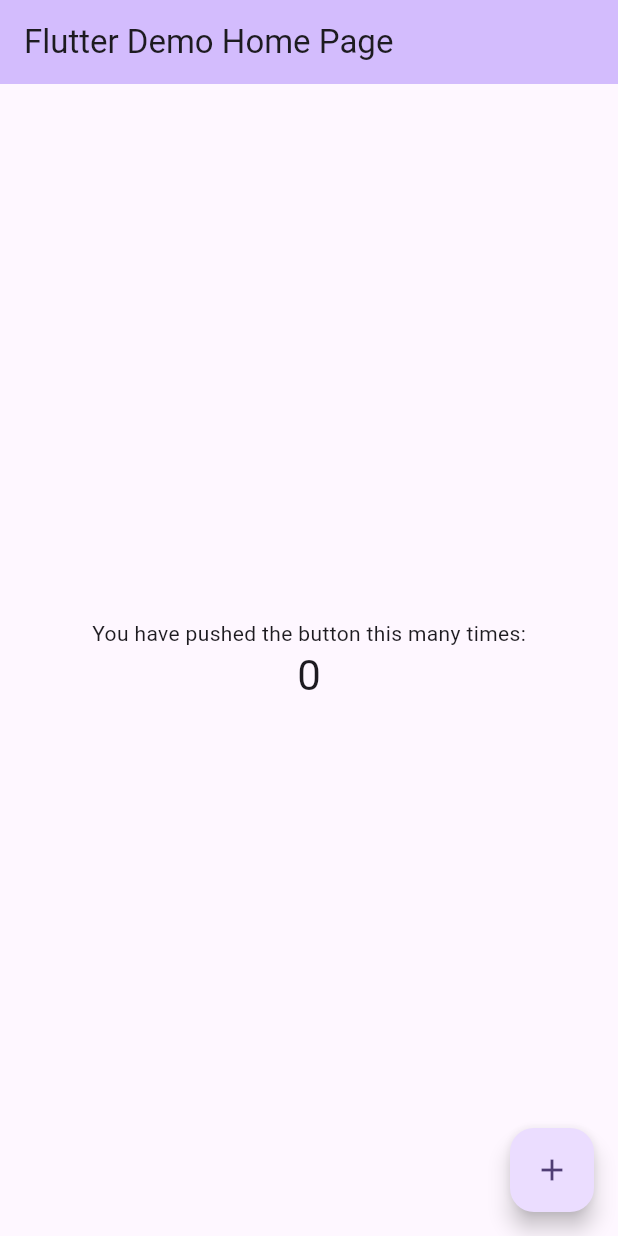
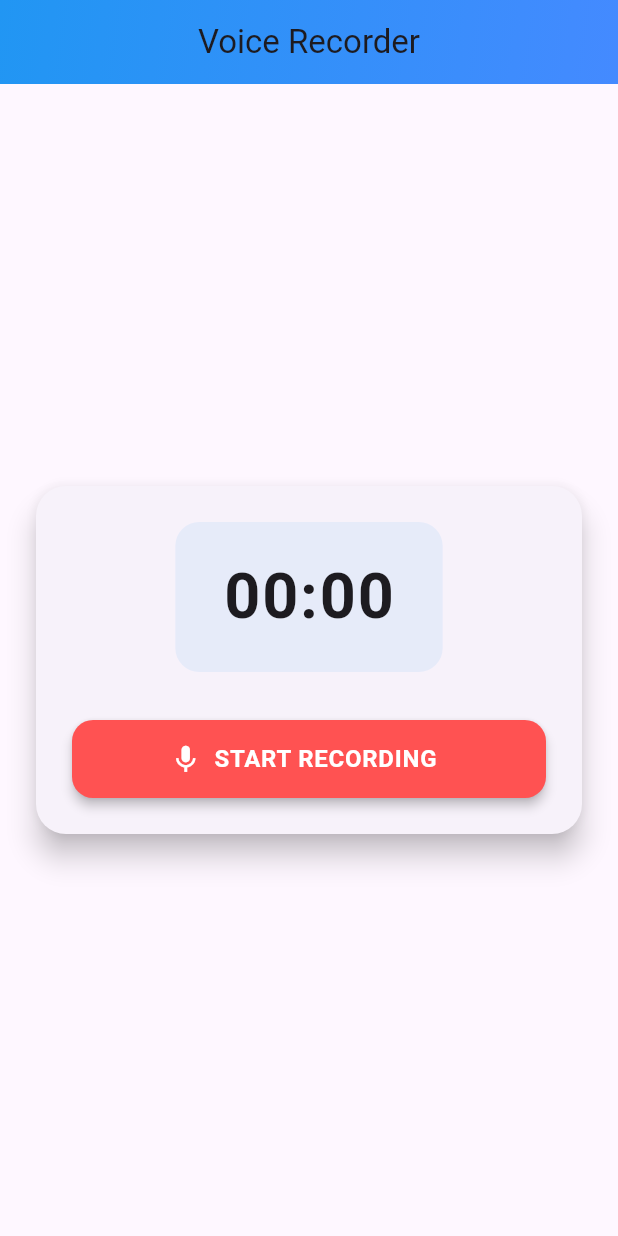
Before and after one commit to Excelsior-Technologies-Community/flutter_voice_recoder, a Flutter app: the screen it shows after launch, on a phone screen of 412 x 824 dp. Run offline on Flutter 3.47's test engine with Material 3 defaults, Android fonts, the phone set to English and light mode, and no system bars; our stand-ins replace permission_handler; missing offline and left inert: flutter_sound.

Commit message:
Voice Recorder

```diff
--- a/lib/main.dart
+++ b/lib/main.dart
@@ -1,122 +1,262 @@
+import 'dart:io';
+
 import 'package:flutter/material.dart';
+import 'package:flutter_voice_recoder/voice_recorder_plus.dart';
 
-void main() {
-  runApp(const MyApp());
+void main() => runApp(
+  const MaterialApp(home: RecorderDemo(), debugShowCheckedModeBanner: false),
+);
+
+class RecorderDemo extends StatefulWidget {
+  const RecorderDemo({super.key});
+
+  @override
+  State<RecorderDemo> createState() => _RecorderDemoState();
 }
 
-class MyApp extends StatelessWidget {
-  const MyApp({super.key});
-
-  // This widget is the root of your application.
-  @override
-  Widget build(BuildContext context) {
-    return MaterialApp(
-      title: 'Flutter Demo',
-      theme: ThemeData(
-        // This is the theme of your application.
-        //
-        // TRY THIS: Try running your application with "flutter run". You'll see
-        // the application has a purple toolbar. Then, without quitting the app,
-        // try changing the seedColor in the colorScheme below to Colors.green
-        // and then invoke "hot reload" (save your changes or press the "hot
-        // reload" button in a Flutter-supported IDE, or press "r" if you used
-        // the command line to start the app).
-        //
-        // Notice that the counter didn't reset back to zero; the application
-        // state is not lost during the reload. To reset the state, use hot
-        // restart instead.
-        //
-        // This works for code too, not just values: Most code changes can be
-        // tested with just a hot reload.
-        colorScheme: .fromSeed(seedColor: Colors.deepPurple),
-      ),
-      home: const MyHomePage(title: 'Flutter Demo Home Page'),
-    );
-  }
-}
-
-class MyHomePage extends StatefulWidget {
-  const MyHomePage({super.key, required this.title});
-
-  // This widget is the home page of your application. It is stateful, meaning
-  // that it has a State object (defined below) that contains fields that affect
-  // how it looks.
-
-  // This class is the configuration for the state. It holds the values (in this
-  // case the title) provided by the parent (in this case the App widget) and
-  // used by the build method of the State. Fields in a Widget subclass are
-  // always marked "final".
-
-  final String title;
+class _RecorderDemoState extends State<RecorderDemo> {
+  late final VoiceRecorder recorder;
+  RecorderState state = RecorderState.initial();
+  bool _isInitialized = false;
 
   @override
-  State<MyHomePage> createState() => _MyHomePageState();
-}
+  void initState() {
+    super.initState();
+    _initRecorder();
+  }
 
-class _MyHomePageState extends State<MyHomePage> {
-  int _counter = 0;
+  Future<void> _initRecorder() async {
+    recorder = VoiceRecorder();
 
-  void _incrementCounter() {
-    setState(() {
-      // This call to setState tells the Flutter framework that something has
-      // changed in this State, which causes it to rerun the build method below
-      // so that the display can reflect the updated values. If we changed
-      // _counter without calling setState(), then the build method would not be
-      // called again, and so nothing would appear to happen.
-      _counter++;
+    await recorder.initialize();
+
+    recorder.stateStream.listen((s) {
+      if (mounted) {
+        setState(() => state = s);
+      }
     });
+
+    setState(() => _isInitialized = true);
   }
 
   @override
   Widget build(BuildContext context) {
-    // This method is rerun every time setState is called, for instance as done
-    // by the _incrementCounter method above.
-    //
-    // The Flutter framework has been optimized to make rerunning build methods
-    // fast, so that you can just rebuild anything that needs updating rather
-    // than having to individually change instances of widgets.
+    if (!_isInitialized) {
+      return const Scaffold(body: Center(child: CircularProgressIndicator()));
+    }
+
     return Scaffold(
       appBar: AppBar(
-        // TRY THIS: Try changing the color here to a specific color (to
-        // Colors.amber, perhaps?) and trigger a hot reload to see the AppBar
-        // change color while the other colors stay the same.
-        backgroundColor: Theme.of(context).colorScheme.inversePrimary,
-        // Here we take the value from the MyHomePage object that was created by
-        // the App.build method, and use it to set our appbar title.
-        title: Text(widget.title),
+        title: const Text('Voice Recorder'),
+        centerTitle: true,
+        elevation: 0,
+        backgroundColor: Colors.transparent,
+        flexibleSpace: Container(
+          decoration: const BoxDecoration(
+            gradient: LinearGradient(
+              colors: [Colors.blue, Colors.blueAccent],
+              begin: Alignment.topLeft,
+              end: Alignment.bottomRight,
+            ),
+          ),
+        ),
       ),
-      body: Center(
-        // Center is a layout widget. It takes a single child and positions it
-        // in the middle of the parent.
-        child: Column(
-          // Column is also a layout widget. It takes a list of children and
-          // arranges them vertically. By default, it sizes itself to fit its
-          // children horizontally, and tries to be as tall as its parent.
-          //
-          // Column has various properties to control how it sizes itself and
-          // how it positions its children. Here we use mainAxisAlignment to
-          // center the children vertically; the main axis here is the vertical
-          // axis because Columns are vertical (the cross axis would be
-          // horizontal).
-          //
-          // TRY THIS: Invoke "debug painting" (choose the "Toggle Debug Paint"
-          // action in the IDE, or press "p" in the console), to see the
-          // wireframe for each widget.
-          mainAxisAlignment: .center,
+      body: Padding(
+        padding: const EdgeInsets.all(20),
+        child: Center(
+          child: Card(
+            elevation: 8,
+            shape: RoundedRectangleBorder(
+              borderRadius: BorderRadius.circular(20),
+            ),
+            child: Padding(
+              padding: const EdgeInsets.all(24),
+              child: Column(
+                mainAxisSize: MainAxisSize.min,
+                children: [
+                  // Timer box
+                  Container(
+                    padding: const EdgeInsets.symmetric(
+                      vertical: 20,
+                      horizontal: 32,
+                    ),
+                    decoration: BoxDecoration(
+                      color: Colors.blue.withOpacity(0.08),
+                      borderRadius: BorderRadius.circular(16),
+                    ),
+                    child: Text(
+                      _formatDuration(state.durationMs),
+                      style: const TextStyle(
+                        fontSize: 42,
+                        fontWeight: FontWeight.bold,
+                        letterSpacing: 1.2,
+                      ),
+                    ),
+                  ),
+
+                  const SizedBox(height: 32),
+
+                  // Buttons
+                  if (state.isIdle)
+                    _wideButton(
+                      icon: Icons.mic,
+                      label: 'START RECORDING',
+                      color: Colors.redAccent,
+                      onTap: _startRecording,
+                    ),
+
+                  if (state.isRecording) ...[
+                    _wideButton(
+                      icon: Icons.pause,
+                      label: 'PAUSE',
+                      color: Colors.orange,
+                      onTap: _pauseRecording,
+                    ),
+                    const SizedBox(height: 12),
+                    _wideButton(
+                      icon: Icons.stop,
+                      label: 'STOP',
+                      color: Colors.red,
+                      onTap: _stopRecording,
+                    ),
+                  ],
+
+                  if (state.isPaused) ...[
+                    _wideButton(
+                      icon: Icons.play_arrow,
+                      label: 'RESUME',
+                      color: Colors.green,
+                      onTap: _resumeRecording,
+                    ),
+                    const SizedBox(height: 12),
+                    _wideButton(
+                      icon: Icons.stop,
+                      label: 'STOP',
+                      color: Colors.red,
+                      onTap: _stopRecording,
+                    ),
+                  ],
+                ],
+              ),
+            ),
+          ),
+        ),
+      ),
+    );
+  }
+
+  Widget _wideButton({
+    required IconData icon,
+    required String label,
+    required Color color,
+    required VoidCallback onTap,
+  }) {
+    return SizedBox(
+      width: double.infinity,
+      height: 52,
+      child: ElevatedButton.icon(
+        onPressed: onTap,
+        icon: Icon(icon, size: 22),
+        label: Text(
+          label,
+          style: const TextStyle(
+            fontSize: 16,
+            fontWeight: FontWeight.w600,
+            letterSpacing: 0.5,
+          ),
+        ),
+        style: ElevatedButton.styleFrom(
+          backgroundColor: color,
+          foregroundColor: Colors.white,
+          shape: RoundedRectangleBorder(
+            borderRadius: BorderRadius.circular(14),
+          ),
+          elevation: 3,
+        ),
+      ),
+    );
+  }
+
+  Future<void> _startRecording() async {
+    final dir = Directory('/storage/emulated/0/Music/VoiceRecorder');
+
+    if (!await dir.exists()) {
+      await dir.create(recursive: true);
+    }
+
+    final path =
+        '${dir.path}/recording_${DateTime.now().millisecondsSinceEpoch}.m4a';
+
+    await recorder.start(filePath: path);
+  }
+
+  Future<void> _pauseRecording() async {
+    await recorder.pause();
+  }
+
+  Future<void> _resumeRecording() async {
+    await recorder.resume();
+  }
+
+  Future<void> _stopRecording() async {
+    final result = await recorder.stop();
+
+    ScaffoldMessenger.of(context).showSnackBar(
+      SnackBar(
+        duration: const Duration(seconds: 5),
+        behavior: SnackBarBehavior.floating,
+        margin: const EdgeInsets.all(10),
+        shape: RoundedRectangleBorder(borderRadius: BorderRadius.circular(12)),
+        content: Row(
+          crossAxisAlignment: CrossAxisAlignment.start,
           children: [
-            const Text('You have pushed the button this many times:'),
-            Text(
-              '$_counter',
-              style: Theme.of(context).textTheme.headlineMedium,
+            const Icon(Icons.check_circle, color: Colors.green),
+            const SizedBox(width: 12),
+            Expanded(
+              child: Column(
+                mainAxisSize: MainAxisSize.min,
+                crossAxisAlignment: CrossAxisAlignment.start,
+                children: [
+                  const Text(
+                    'Recording Saved',
+                    style: TextStyle(fontWeight: FontWeight.bold, fontSize: 16),
+                  ),
+                  const SizedBox(height: 4),
+                  Text('Duration: ${_formatDuration(result.durationMs)}'),
+                  Text('Size: ${_formatFileSize(result.fileSizeBytes)}'),
+                  Text(
+                    result.filePath,
+                    maxLines: 1,
+                    overflow: TextOverflow.ellipsis,
+                    style: const TextStyle(fontSize: 12),
+                  ),
+                ],
+              ),
             ),
           ],
         ),
       ),
-      floatingActionButton: FloatingActionButton(
-        onPressed: _incrementCounter,
-        tooltip: 'Increment',
-        child: const Icon(Icons.add),
-      ),
     );
+
+    debugPrint('Saved to: ${result.filePath}');
+  }
+
+  String _formatDuration(int ms) {
+    final seconds = (ms ~/ 1000) % 60;
+    final minutes = (ms ~/ 60000);
+    return '${minutes.toString().padLeft(2, '0')}:'
+        '${seconds.toString().padLeft(2, '0')}';
+  }
+
+  String _formatFileSize(int bytes) {
+    if (bytes < 1024) return '$bytes B';
+    if (bytes < 1024 * 1024) return '${(bytes / 1024).toStringAsFixed(1)} KB';
+    return '${(bytes / (1024 * 1024)).toStringAsFixed(1)} MB';
+  }
+
+  @override
+  void dispose() {
+    recorder.dispose();
+    super.dispose();
   }
 }
--- /dev/null
+++ b/lib/src/recording_result.dart
@@ -0,0 +1,15 @@
+class RecordingResult {
+  final String filePath;
+  final int durationMs;
+  final int fileSizeBytes;
+  final String mimeType;
+  final String format;
+
+  RecordingResult({
+    required this.filePath,
+    required this.durationMs,
+    required this.fileSizeBytes,
+    required this.mimeType,
+    required this.format,
+  });
+}
--- /dev/null
+++ b/lib/src/recording_state.dart
@@ -0,0 +1,42 @@
+enum RecordingStatus {
+  idle,
+  recording,
+  paused,
+  stopping,
+}
+
+class RecorderState {
+  final RecordingStatus status;
+  final String? filePath;
+  final int durationMs;
+  final String? error;
+
+  const RecorderState({
+    required this.status,
+    this.filePath,
+    this.durationMs = 0,
+    this.error,
+  });
+
+  factory RecorderState.initial() {
+    return const RecorderState(status: RecordingStatus.idle);
+  }
+
+  bool get isIdle => status == RecordingStatus.idle;
+  bool get isRecording => status == RecordingStatus.recording;
+  bool get isPaused => status == RecordingStatus.paused;
+
+  RecorderState copyWith({
+    RecordingStatus? status,
+    String? filePath,
+    int? durationMs,
+    String? error,
+  }) {
+    return RecorderState(
+      status: status ?? this.status,
+      filePath: filePath ?? this.filePath,
+      durationMs: durationMs ?? this.durationMs,
+      error: error,
+    );
+  }
+}
--- /dev/null
+++ b/lib/voice_recorder_plus.dart
@@ -0,0 +1,5 @@
+library voice_recorder_plus;
+
+export 'src/voice_recorder.dart';
+export 'src/recording_state.dart';
+export 'src/recording_result.dart';
--- a/pubspec.yaml
+++ b/pubspec.yaml
@@ -30,6 +30,9 @@ environment:
 dependencies:
   flutter:
     sdk: flutter
+  flutter_sound: ^9.2.13
+  permission_handler: ^11.0.1
+  path_provider: ^2.1.2
 
   # The following adds the Cupertino Icons font to your application.
   # Use with the CupertinoIcons class for iOS style icons.
```
Also changed, not shown: lib/src/audio_config.dart (added, +127 -0 lines), lib/src/voice_recorder.dart (added, +200 -0 lines), pubspec.lock, 8 other files.
